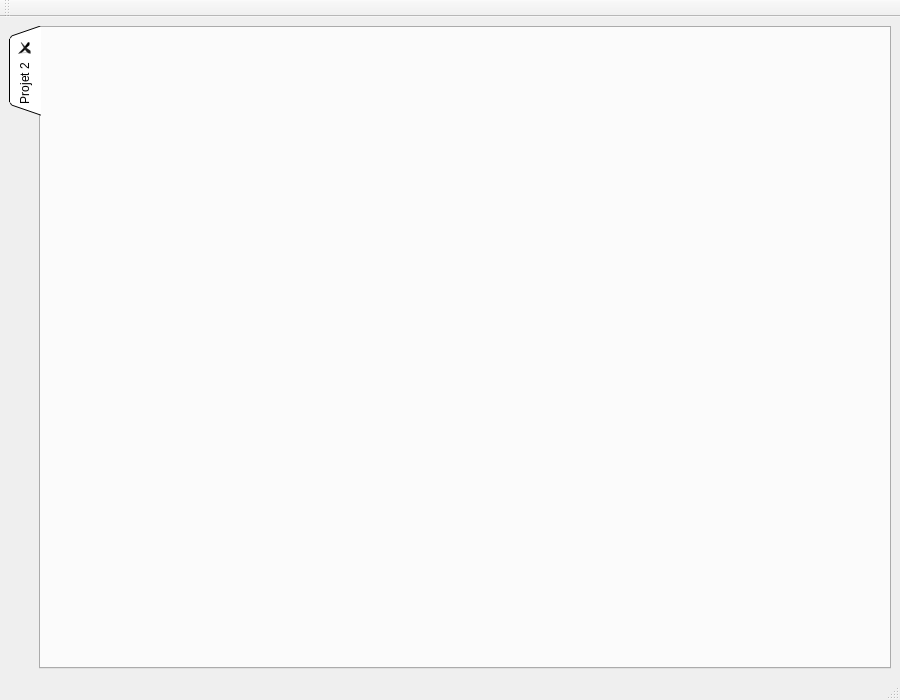
Before: the Qt Designer form python_interface/uis/diyabc.ui in cbgp/diyabc, drawn with Qt 5.
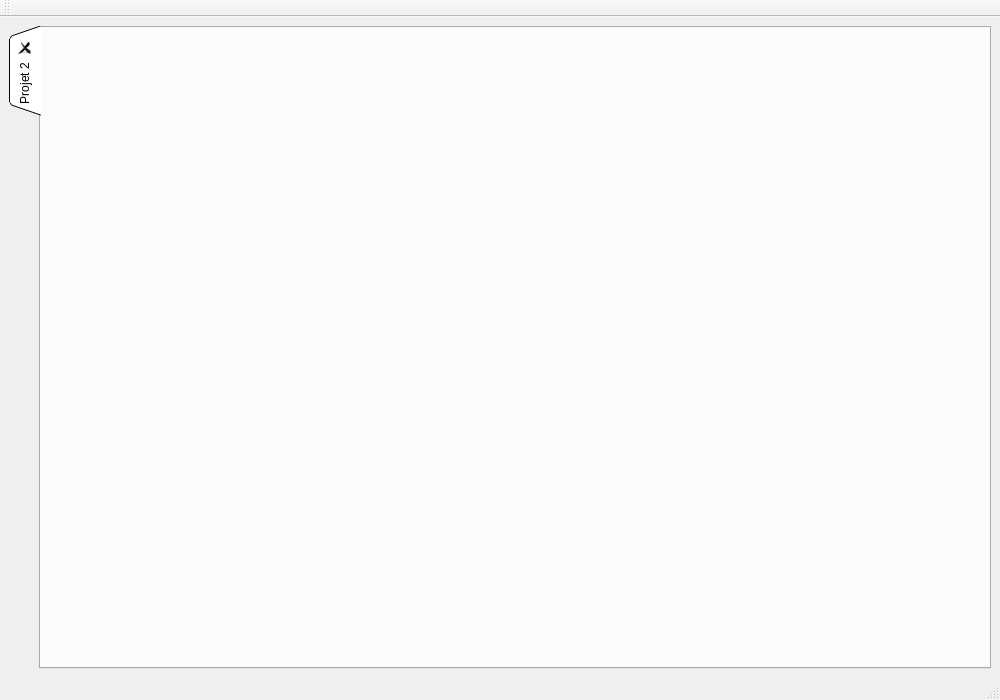
After: the same form once the commit is applied.

What changed in the file:
```diff
--- a/python_interface/uis/diyabc.ui
+++ b/python_interface/uis/diyabc.ui
@@ -6,7 +6,7 @@
    <rect>
     <x>0</x>
     <y>0</y>
-    <width>900</width>
+    <width>1000</width>
     <height>700</height>
    </rect>
   </property>
```
Left out of the diff: 2 changed lines with no effect on the pictures.
